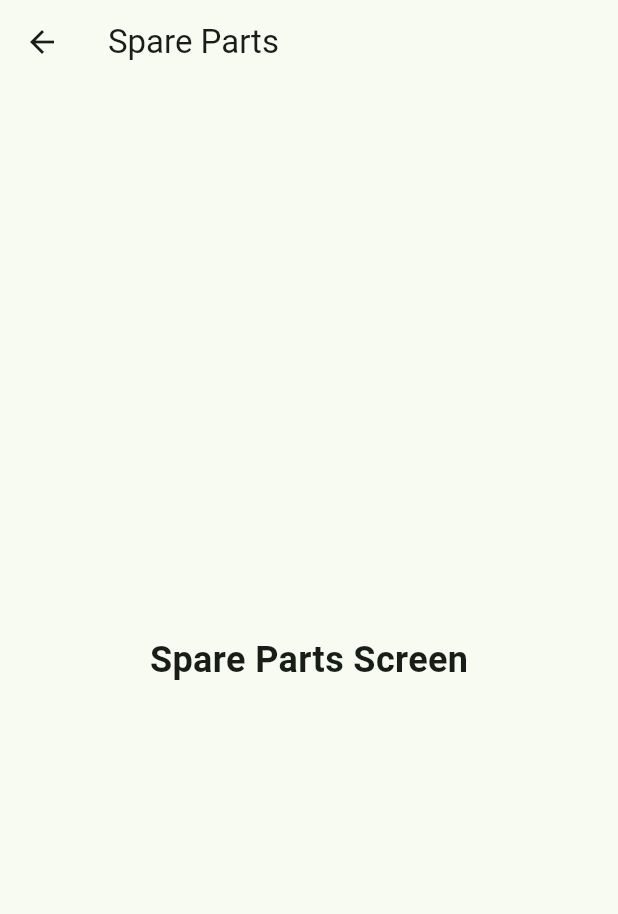
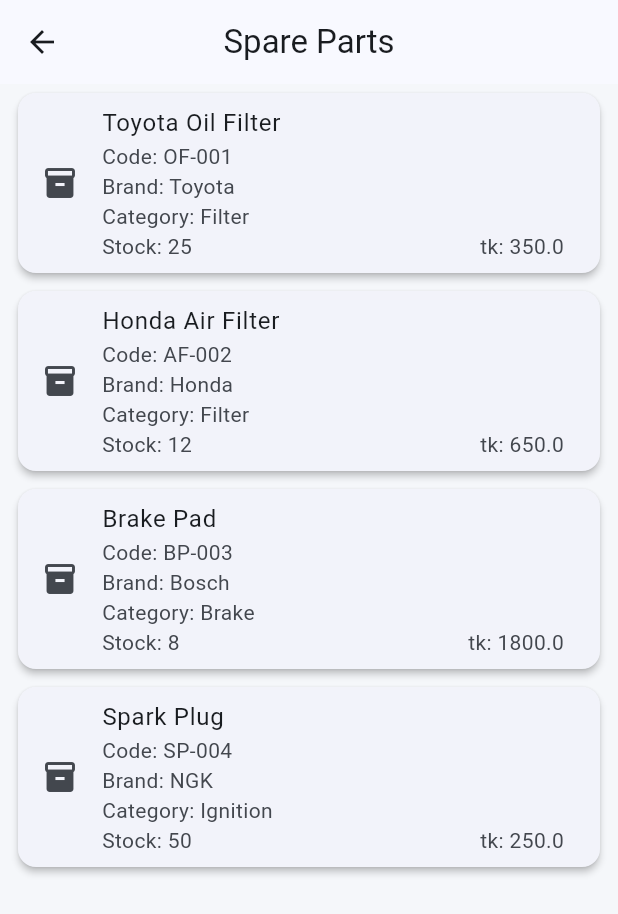
Before and after one commit to Obayedcoder/icd_inventory, a Flutter app: the screen it shows after launch, after a tap on "Spare Parts", on a phone screen of 412 x 824 dp. Shown: the top 914 px of the screen. Run offline on Flutter 3.47's test engine with Material 3 defaults, Android fonts, the phone set to English and light mode, and no system bars.

Commit message:
Convert SparePartsScreen to StatefulWidget

```diff
--- /dev/null
+++ b/lib/core/theme/app_theme.dart
@@ -0,0 +1,26 @@
+import 'package:flutter/material.dart';
+
+class AppTheme {
+  static ThemeData lightTheme = ThemeData(
+    useMaterial3: true,
+
+    colorScheme: ColorScheme.fromSeed(
+      seedColor: Colors.blue,
+    ),
+
+    scaffoldBackgroundColor: const Color(0xffF5F7FA),
+
+    appBarTheme: const AppBarTheme(
+      centerTitle: true,
+      elevation: 0,
+    ),
+
+    cardTheme: const CardThemeData(
+      elevation: 2,
+      margin: EdgeInsets.symmetric(
+        horizontal: 12,
+        vertical: 6,
+      ),
+    ),
+  );
+}
--- /dev/null
+++ b/lib/data/dummy_data.dart
@@ -0,0 +1,44 @@
+
+import '../models/spare_part.dart';
+
+final List<SparePart> spareParts = [
+  SparePart(
+    code: "OF-001",
+    name: "Toyota Oil Filter",
+    category: "Filter",
+    brand: "Toyota",
+    purchasePrice: 250,
+    salePrice: 350,
+    stock: 25,
+  ),
+
+  SparePart(
+    code: "AF-002",
+    name: "Honda Air Filter",
+    category: "Filter",
+    brand: "Honda",
+    purchasePrice: 450,
+    salePrice: 650,
+    stock: 12,
+  ),
+
+  SparePart(
+    code: "BP-003",
+    name: "Brake Pad",
+    category: "Brake",
+    brand: "Bosch",
+    purchasePrice: 1400,
+    salePrice: 1800,
+    stock: 8,
+  ),
+
+  SparePart(
+    code: "SP-004",
+    name: "Spark Plug",
+    brand: "NGK",
+    category: "Ignition",
+    purchasePrice: 180,
+    salePrice: 250,
+    stock: 50,
+  )
+];
--- a/lib/main.dart
+++ b/lib/main.dart
@@ -1,5 +1,6 @@
 import 'package:flutter/material.dart';
 import 'screens/dashboard_screen.dart';
+import 'core/theme/app_theme.dart';
 
 void main() {
   runApp(const ICDInventoryApp());
@@ -13,10 +14,7 @@
     return MaterialApp(
       debugShowCheckedModeBanner: false,
       title: 'ICD Inventory',
-      theme: ThemeData(
-  useMaterial3: true,
-  colorSchemeSeed: Colors.green,
-),
+       theme: AppTheme.lightTheme, //ThemeData
       home: const DashboardScreen(),
     );
   }
--- /dev/null
+++ b/lib/models/spare_part.dart
@@ -0,0 +1,19 @@
+class SparePart {
+  final String code;
+  final String name;
+  final String category;
+  final String brand;
+  final double purchasePrice;
+  final double salePrice;
+  final int stock;
+
+  const SparePart({
+    required this.code,
+    required this.name,
+    required this.category,
+    required this.brand,
+    required this.purchasePrice,
+    required this.salePrice,
+    required this.stock,
+  });
+}
--- a/lib/screens/spare_parts_screen.dart
+++ b/lib/screens/spare_parts_screen.dart
@@ -1,23 +1,34 @@
 import 'package:flutter/material.dart';
+import '../data/dummy_data.dart';
+import '../widgets/spare_part_card.dart';
 
-class SparePartsScreen extends StatelessWidget {
+class SparePartsScreen extends StatefulWidget {
   const SparePartsScreen({super.key});
 
   @override
+  State<SparePartsScreen> createState() => _SparePartsScreenState();
+}
+
+class _SparePartsScreenState extends State<SparePartsScreen> {
+  @override
   Widget build(BuildContext context) {
+
+
     return Scaffold(
       appBar: AppBar(
         title: const Text("Spare Parts"),
       ),
-      body: const Center(
-        child: Text(
-          "Spare Parts Screen",
-          style: TextStyle(
-            fontSize: 24,
-            fontWeight: FontWeight.bold,
-          ),
-        ),
-      ),
+      body: ListView.builder(
+    itemCount: spareParts.length,
+  itemBuilder: (context, index) {
+    final part = spareParts[index];
+
+    return SparePartCard(
+      part:part
+
+    );
+  },
+),
     );
   }
 }
--- /dev/null
+++ b/lib/widgets/app_search_bar.dart
@@ -0,0 +1,29 @@
+import 'package:flutter/material.dart';
+
+class AppSearchBar extends StatelessWidget {
+  final String hintText;
+  final ValueChanged<String> onChanged;
+
+  const AppSearchBar({
+    super.key,
+    required this.hintText,
+    required this.onChanged,
+  });
+
+  @override
+  Widget build(BuildContext context) {
+    return Padding(
+      padding: const EdgeInsets.all(12),
+      child: TextField(
+        onChanged: onChanged,
+        decoration: InputDecoration(
+          hintText: hintText,
+          prefixIcon: const Icon(Icons.search),
+          border: OutlineInputBorder(
+            borderRadius: BorderRadius.circular(12),
+          ),
+        ),
+      ),
+    );
+  }
+}
--- /dev/null
+++ b/lib/widgets/spare_part_card.dart
@@ -0,0 +1,39 @@
+import 'package:flutter/material.dart';
+import '../models/spare_part.dart';
+
+class SparePartCard extends StatelessWidget {
+  final SparePart part;
+
+  const SparePartCard({
+    super.key,
+    required this.part,
+  });
+
+  @override
+Widget build(BuildContext context) {
+  return Card(
+    margin: const EdgeInsets.symmetric(horizontal: 12, vertical: 6),
+    child: ListTile(
+      leading: const Icon(Icons.inventory_2),
+      title: Text(part.name),
+      subtitle: Column(
+  crossAxisAlignment: CrossAxisAlignment.start,
+  children: [
+    Text("Code: ${part.code}"),
+    Text("Brand: ${part.brand}"),
+    Text("Category: ${part.category}"),
+    Row(
+                mainAxisAlignment: MainAxisAlignment.spaceBetween,
+                children: [
+                  Text("Stock: ${part.stock}"),
+                  Text("tk: ${part.salePrice}"),
+                ],
+              ),
+  ],
+),
+
+
+    ),
+  );
+}
+}
```
